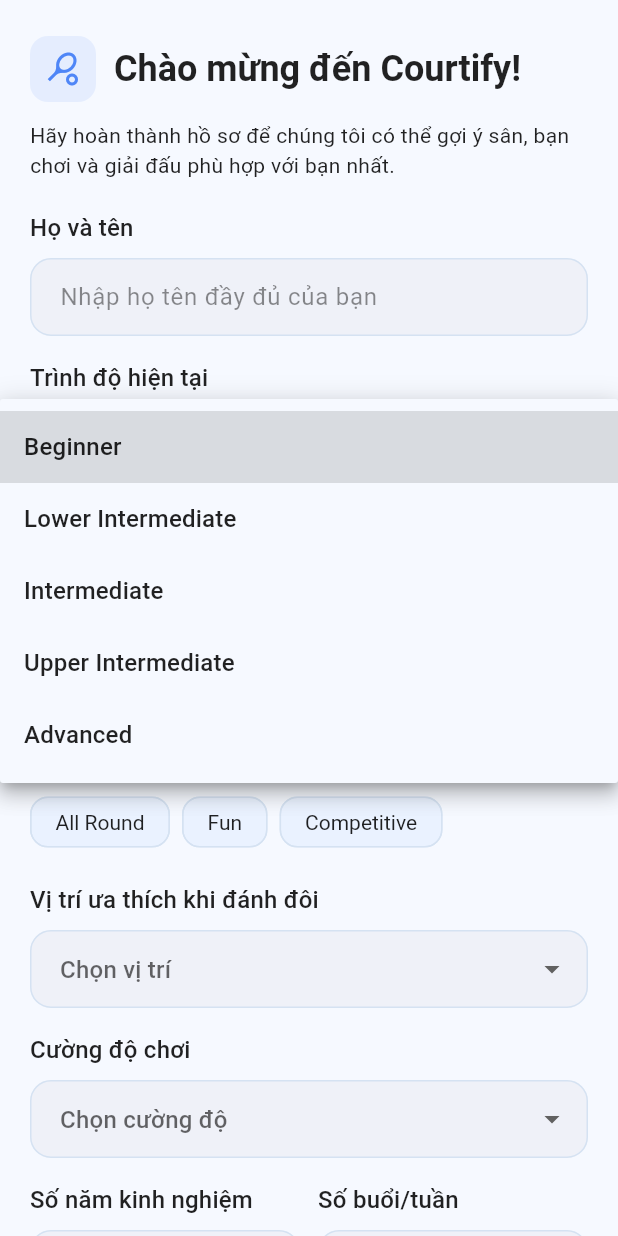
After one commit to BaoMinhne/badminton_booking_app, a Flutter app: the OnboardingPage screen opened directly, after a tap on "Chọn trình độ", on a phone screen of 412 x 824 dp. The commit adds this screen. Run offline on Flutter 3.47's test engine with Material 3 defaults, Android fonts, the phone set to English and light mode, and no system bars; our stand-ins replace curved_navigation_bar, flutter_dotenv, image_picker, intl_phone_field, pocketbase, shared_preferences; accounts and stored records are empty; network calls fail.

Commit message:
Add onboarding flow for user details

```diff
--- /dev/null
+++ b/lib/pages/user/onboarding_page.dart
@@ -0,0 +1,524 @@
+import 'package:badminton_booking_app/pages/user/user_manager.dart';
+import 'package:flutter/material.dart';
+import 'package:intl/intl.dart';
+import 'package:provider/provider.dart';
+
+class OnboardingPage extends StatefulWidget {
+  const OnboardingPage({super.key, this.onCompleted});
+
+  final VoidCallback? onCompleted;
+
+  @override
+  State<OnboardingPage> createState() => _OnboardingPageState();
+}
+
+class _OnboardingPageState extends State<OnboardingPage> {
+  final TextEditingController _fullnameController = TextEditingController();
+  final TextEditingController _experienceYearsController =
+      TextEditingController();
+  final TextEditingController _playsPerWeekController = TextEditingController();
+  final TextEditingController _birthdayController = TextEditingController();
+
+  static const Map<String, int> _levelToNumeric = {
+    'Beginner': 1,
+    'Lower Intermediate': 2,
+    'Intermediate': 3,
+    'Upper Intermediate': 4,
+    'Advanced': 5,
+  };
+
+  static const List<String> _levelOptions = _levelToNumeric.keys.toList();
+
+  static const List<String> _matchTypeOptions = <String>[
+    'singles',
+    'doubles',
+    'mixed',
+  ];
+
+  static const List<String> _playStyleTagOptions = <String>[
+    'attack',
+    'defense',
+    'net',
+    'baseline',
+    'all_round',
+    'fun',
+    'competitive',
+  ];
+
+  static const List<String> _preferredRoleOptions = <String>[
+    'front',
+    'back',
+    'flexible',
+  ];
+
+  static const List<String> _intensityOptions = <String>[
+    'casual',
+    'semi_competitive',
+    'competitive',
+  ];
+
+  static const List<String> _genderOptions = <String>[
+    'male',
+    'female',
+  ];
+
+  bool _isSubmitting = false;
+  DateTime? _selectedBirthday;
+  String? _selectedLevel;
+  List<String> _selectedMatchTypes = <String>[];
+  List<String> _selectedPlayStyleTags = <String>[];
+  String? _selectedPreferredRole;
+  String? _selectedIntensity;
+  String? _selectedGender;
+
+  @override
+  void initState() {
+    super.initState();
+    _prefillFromDetails();
+  }
+
+  void _prefillFromDetails() {
+    final details = context.read<UserManager>().myDetails;
+    if (details == null) return;
+
+    _fullnameController.text = details.fullname ?? '';
+    _experienceYearsController.text =
+        details.experienceYears?.toString() ?? '';
+    _playsPerWeekController.text = details.playsPerWeek?.toString() ?? '';
+    _selectedLevel = details.level ??
+        _levelToNumeric.entries
+            .firstWhere(
+              (entry) => entry.value == details.levelNumeric,
+              orElse: () => const MapEntry('Intermediate', 3),
+            )
+            .key;
+    _selectedMatchTypes = List<String>.from(details.matchTypes);
+    _selectedPlayStyleTags = List<String>.from(details.playStyleTags);
+    _selectedPreferredRole = details.preferredRoleDoubles;
+    _selectedIntensity = details.intensity;
+    _selectedGender = details.gender;
+    _selectedBirthday = details.birthday;
+
+    if (details.birthday != null) {
+      _birthdayController.text =
+          DateFormat('dd/MM/yyyy').format(details.birthday!);
+    }
+  }
+
+  @override
+  void dispose() {
+    _fullnameController.dispose();
+    _experienceYearsController.dispose();
+    _playsPerWeekController.dispose();
+    _birthdayController.dispose();
+    super.dispose();
+  }
+
+  int _mapLevelToNumeric(String? level) {
+    if (level == null || level.trim().isEmpty) return 3;
+    return _levelToNumeric[level.trim()] ?? 3;
+  }
+
+  bool _isFormValid() {
+    return _fullnameController.text.trim().isNotEmpty &&
+        _selectedLevel != null &&
+        _selectedMatchTypes.isNotEmpty &&
+        _selectedPlayStyleTags.isNotEmpty &&
+        _selectedPreferredRole != null &&
+        _selectedIntensity != null &&
+        _selectedGender != null &&
+        _selectedBirthday != null &&
+        int.tryParse(_experienceYearsController.text.trim()) != null &&
+        int.tryParse(_playsPerWeekController.text.trim()) != null;
+  }
+
+  Future<void> _pickBirthday() async {
+    final now = DateTime.now();
+    final initialDate = _selectedBirthday ?? DateTime(now.year - 18, now.month);
+
+    final picked = await showDatePicker(
+      context: context,
+      initialDate: initialDate,
+      firstDate: DateTime(now.year - 80),
+      lastDate: DateTime(now.year - 6),
+    );
+
+    if (picked != null) {
+      setState(() {
+        _selectedBirthday = picked;
+        _birthdayController.text = DateFormat('dd/MM/yyyy').format(picked);
+      });
+    }
+  }
+
+  Future<void> _submit() async {
+    if (!_isFormValid()) {
+      ScaffoldMessenger.of(context).showSnackBar(
+        const SnackBar(
+          content: Text('Vui lòng nhập đầy đủ thông tin trước khi tiếp tục.'),
+        ),
+      );
+      return;
+    }
+
+    final experienceYears = int.tryParse(_experienceYearsController.text.trim());
+    final playsPerWeek = int.tryParse(_playsPerWeekController.text.trim());
+
+    if (experienceYears == null || playsPerWeek == null) {
+      ScaffoldMessenger.of(context).showSnackBar(
+        const SnackBar(content: Text('Số năm kinh nghiệm hoặc số buổi/tuần không hợp lệ.')),
+      );
+      return;
+    }
+
+    setState(() => _isSubmitting = true);
+
+    try {
+      final userManager = context.read<UserManager>();
+      await userManager.updateMyDetails(
+        fullname: _fullnameController.text.trim(),
+        level: _selectedLevel,
+        levelNumeric: _mapLevelToNumeric(_selectedLevel),
+        matchTypes: _selectedMatchTypes,
+        playStyleTags: _selectedPlayStyleTags,
+        preferredRoleDoubles: _selectedPreferredRole,
+        intensity: _selectedIntensity,
+        experienceYears: experienceYears,
+        playsPerWeek: playsPerWeek,
+        gender: _selectedGender,
+        birthday: _selectedBirthday,
+      );
+
+      ScaffoldMessenger.of(context).showSnackBar(
+        const SnackBar(content: Text('Cập nhật hồ sơ thành công!')),
+      );
+      widget.onCompleted?.call();
+    } catch (e) {
+      ScaffoldMessenger.of(context).showSnackBar(
+        SnackBar(content: Text('Có lỗi xảy ra: $e')),
+      );
+    } finally {
+      if (mounted) {
+        setState(() => _isSubmitting = false);
+      }
+    }
+  }
+
+  @override
+  Widget build(BuildContext context) {
+    final colorScheme = Theme.of(context).colorScheme;
+
+    return Scaffold(
+      backgroundColor: colorScheme.surface,
+      body: SafeArea(
+        child: LayoutBuilder(
+          builder: (context, constraints) {
+            return SingleChildScrollView(
+              padding: const EdgeInsets.symmetric(horizontal: 20, vertical: 24),
+              child: ConstrainedBox(
+                constraints: BoxConstraints(minHeight: constraints.maxHeight - 48),
+                child: Column(
+                  crossAxisAlignment: CrossAxisAlignment.start,
+                  children: [
+                    _buildHeader(context),
+                    const SizedBox(height: 20),
+                    _buildTextField(
+                      label: 'Họ và tên',
+                      controller: _fullnameController,
+                      hintText: 'Nhập họ tên đầy đủ của bạn',
+                    ),
+                    _buildDropdown(
+                      label: 'Trình độ hiện tại',
+                      value: _selectedLevel,
+                      options: _levelOptions,
+                      hintText: 'Chọn trình độ',
+                      onChanged: (value) => setState(() => _selectedLevel = value),
+                    ),
+                    _buildChipSelector(
+                      label: 'Hình thức tham gia',
+                      options: _matchTypeOptions,
+                      selected: _selectedMatchTypes,
+                      onSelected: (value) {
+                        setState(() {
+                          if (_selectedMatchTypes.contains(value)) {
+                            _selectedMatchTypes.remove(value);
+                          } else {
+                            _selectedMatchTypes.add(value);
+                          }
+                        });
+                      },
+                    ),
+                    _buildChipSelector(
+                      label: 'Phong cách chơi',
+                      options: _playStyleTagOptions,
+                      selected: _selectedPlayStyleTags,
+                      onSelected: (value) {
+                        setState(() {
+                          if (_selectedPlayStyleTags.contains(value)) {
+                            _selectedPlayStyleTags.remove(value);
+                          } else {
+                            _selectedPlayStyleTags.add(value);
+                          }
+                        });
+                      },
+                    ),
+                    _buildDropdown(
+                      label: 'Vị trí ưa thích khi đánh đôi',
+                      value: _selectedPreferredRole,
+                      options: _preferredRoleOptions,
+                      hintText: 'Chọn vị trí',
+                      onChanged: (value) =>
+                          setState(() => _selectedPreferredRole = value),
+                    ),
+                    _buildDropdown(
+                      label: 'Cường độ chơi',
+                      value: _selectedIntensity,
+                      options: _intensityOptions,
+                      hintText: 'Chọn cường độ',
+                      onChanged: (value) => setState(() => _selectedIntensity = value),
+                    ),
+                    Row(
+                      children: [
+                        Expanded(
+                          child: _buildNumberField(
+                            label: 'Số năm kinh nghiệm',
+                            controller: _experienceYearsController,
+                            hintText: 'Ví dụ: 3',
+                          ),
+                        ),
+                        const SizedBox(width: 12),
+                        Expanded(
+                          child: _buildNumberField(
+                            label: 'Số buổi/tuần',
+                            controller: _playsPerWeekController,
+                            hintText: 'Ví dụ: 2',
+                          ),
+                        ),
+                      ],
+                    ),
+                    _buildDropdown(
+                      label: 'Giới tính',
+                      value: _selectedGender,
+                      options: _genderOptions,
+                      hintText: 'Chọn giới tính',
+                      onChanged: (value) => setState(() => _selectedGender = value),
+                    ),
+                    _buildDateField(),
+                    const SizedBox(height: 16),
+                    SizedBox(
+                      width: double.infinity,
+                      child: ElevatedButton.icon(
+                        onPressed: _isSubmitting ? null : _submit,
+                        icon: _isSubmitting
+                            ? const SizedBox(
+                                width: 20,
+                                height: 20,
+                                child: CircularProgressIndicator(strokeWidth: 2),
+                              )
+                            : const Icon(Icons.check_circle_outline_rounded),
+                        label: Text(_isSubmitting ? 'Đang lưu...' : 'Hoàn tất'),
+                        style: ElevatedButton.styleFrom(
+                          padding: const EdgeInsets.symmetric(vertical: 14),
+                          textStyle: const TextStyle(
+                            fontWeight: FontWeight.bold,
+                            fontSize: 16,
+                          ),
+                          shape: RoundedRectangleBorder(
+                            borderRadius: BorderRadius.circular(14),
+                          ),
+                        ),
+                      ),
+                    ),
+                    const SizedBox(height: 12),
+                    Text(
+                      'Bạn có thể thay đổi thông tin này trong hồ sơ cá nhân sau này.',
+                      style: Theme.of(context).textTheme.bodyMedium,
+                    ),
+                  ],
+                ),
+              ),
+            );
+          },
+        ),
+      ),
+    );
+  }
+
+  Widget _buildHeader(BuildContext context) {
+    final colorScheme = Theme.of(context).colorScheme;
+    return Column(
+      crossAxisAlignment: CrossAxisAlignment.start,
+      children: [
+        Row(
+          children: [
+            Container(
+              padding: const EdgeInsets.all(10),
+              decoration: BoxDecoration(
+                color: colorScheme.primary.withOpacity(0.1),
+                borderRadius: BorderRadius.circular(12),
+              ),
+              child: Icon(Icons.sports_tennis, color: colorScheme.primary),
+            ),
+            const SizedBox(width: 12),
+            Text(
+              'Chào mừng đến Courtify!',
+              style: Theme.of(context)
+                  .textTheme
+                  .headlineSmall
+                  ?.copyWith(fontWeight: FontWeight.bold),
+            ),
+          ],
+        ),
+        const SizedBox(height: 12),
+        Text(
+          'Hãy hoàn thành hồ sơ để chúng tôi có thể gợi ý sân, bạn chơi và giải đấu phù hợp với bạn nhất.',
+          style: Theme.of(context).textTheme.bodyMedium,
+        ),
+      ],
+    );
+  }
+
+  Widget _buildTextField({
+    required String label,
+    required TextEditingController controller,
+    String? hintText,
+    bool readOnly = false,
+    VoidCallback? onTap,
+    TextInputType? keyboardType,
+  }) {
+    return Padding(
+      padding: const EdgeInsets.only(bottom: 16),
+      child: Column(
+        crossAxisAlignment: CrossAxisAlignment.start,
+        children: [
+          Text(label, style: Theme.of(context).textTheme.titleMedium),
+          const SizedBox(height: 8),
+          TextField(
+            controller: controller,
+            decoration: InputDecoration(
+              hintText: hintText,
+              filled: true,
+              fillColor:
+                  Theme.of(context).colorScheme.surfaceVariant.withOpacity(0.35),
+              border: OutlineInputBorder(
+                borderRadius: BorderRadius.circular(14),
+                borderSide: BorderSide.none,
+              ),
+              contentPadding:
+                  const EdgeInsets.symmetric(horizontal: 16, vertical: 14),
+            ),
+            readOnly: readOnly,
+            onTap: onTap,
+            keyboardType: keyboardType,
+          ),
+        ],
+      ),
+    );
+  }
+
+  Widget _buildNumberField({
+    required String label,
+    required TextEditingController controller,
+    String? hintText,
+  }) {
+    return _buildTextField(
+      label: label,
+      controller: controller,
+      hintText: hintText,
+      keyboardType: TextInputType.number,
+    );
+  }
+
+  Widget _buildDropdown({
+    required String label,
+    required String? value,
+    required List<String> options,
+    required String hintText,
+    required ValueChanged<String?> onChanged,
+  }) {
+    return Padding(
+      padding: const EdgeInsets.only(bottom: 16),
+      child: Column(
+        crossAxisAlignment: CrossAxisAlignment.start,
+        children: [
+          Text(label, style: Theme.of(context).textTheme.titleMedium),
+          const SizedBox(height: 8),
+          DropdownButtonFormField<String>(
+            value: value != null && options.contains(value) ? value : null,
+            onChanged: onChanged,
+            decoration: InputDecoration(
+              hintText: hintText,
+              filled: true,
+              fillColor:
+                  Theme.of(context).colorScheme.surfaceVariant.withOpacity(0.35),
+              border: OutlineInputBorder(
+                borderRadius: BorderRadius.circular(14),
+                borderSide: BorderSide.none,
+              ),
+              contentPadding:
+                  const EdgeInsets.symmetric(horizontal: 16, vertical: 14),
+            ),
+            items: options
+                .map(
+                  (option) => DropdownMenuItem<String>(
+                    value: option,
+                    child: Text(_beautify(option)),
+                  ),
+                )
+                .toList(),
+          ),
+        ],
+      ),
+    );
+  }
+
+  Widget _buildChipSelector({
+    required String label,
+    required List<String> options,
+    required List<String> selected,
+    required ValueChanged<String> onSelected,
+  }) {
+    return Padding(
+      padding: const EdgeInsets.only(bottom: 16),
+      child: Column(
+        crossAxisAlignment: CrossAxisAlignment.start,
+        children: [
+          Text(label, style: Theme.of(context).textTheme.titleMedium),
+          const SizedBox(height: 8),
+          Wrap(
+            spacing: 8,
+            runSpacing: 8,
+            children: options
+                .map(
+                  (option) => FilterChip(
+                    label: Text(_beautify(option)),
+                    selected: selected.contains(option),
+                    onSelected: (_) => onSelected(option),
+                  ),
+                )
+                .toList(),
+          ),
+        ],
+      ),
+    );
+  }
+
+  Widget _buildDateField() {
+    return _buildTextField(
+      label: 'Ngày sinh',
+      controller: _birthdayController,
+      hintText: 'dd/MM/yyyy',
+      readOnly: true,
+      onTap: _pickBirthday,
+    );
+  }
+
+  String _beautify(String value) {
+    return value
+        .replaceAll('_', ' ')
+        .split(' ')
+        .map((word) =>
+            word.isEmpty ? word : word[0].toUpperCase() + word.substring(1))
+        .join(' ');
+  }
+}
```
Also changed, not shown: lib/main.dart (+45 -6 lines), lib/models/user_details.dart (+14 -0 lines).
